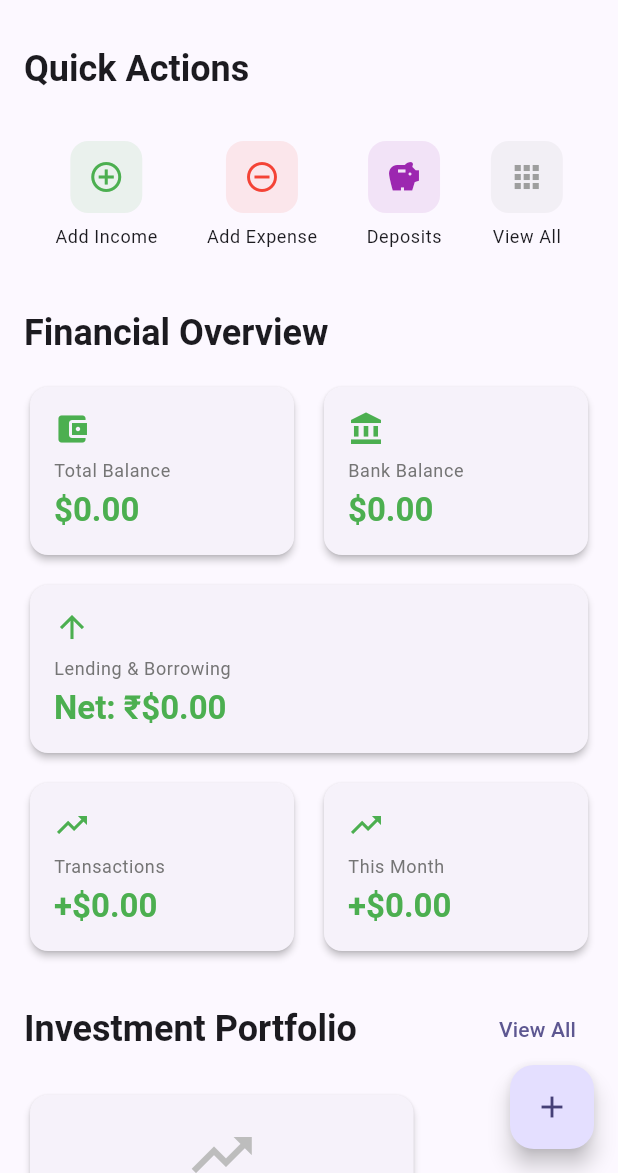
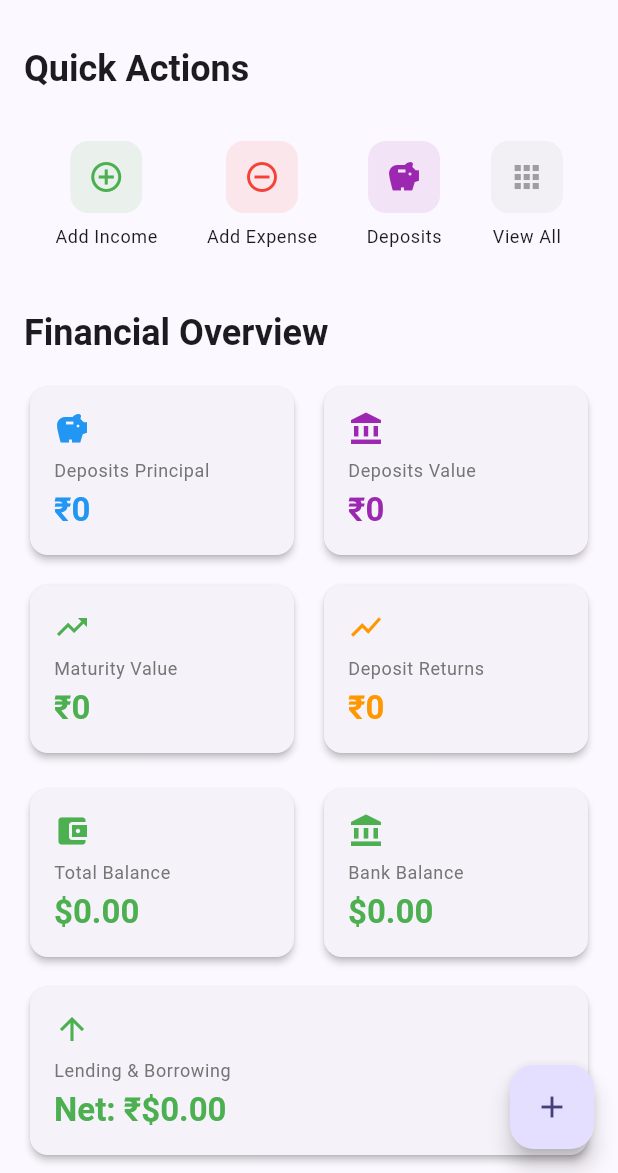
Before and after one commit to HarshaVoleti/my-money, a Flutter app: the screen it shows once a user with an empty profile is signed in, on a phone screen of 412 x 824 dp, the part 63-1236 px from its top. Run offline on Flutter 3.47's test engine with Material 3 defaults, Android fonts, the phone set to English and light mode, and no system bars; our stand-ins replace adaptive_theme, cloud_firestore, firebase_auth, firebase_core, firebase_storage, fl_chart and 5 more; accounts and stored records are empty.

Commit message:
feat: Enhance deposit model with current value calculation and update related screens

```diff
--- a/lib/core/services/deposit_service.dart
+++ b/lib/core/services/deposit_service.dart
@@ -33,7 +33,6 @@ class DepositService {
         description: description,
         type: type,
         principalAmount: principalAmount,
-        currentValue: principalAmount,
         interestRate: interestRate,
         startDate: startDate,
         maturityDate: maturityDate,
--- a/lib/features/deposits/providers/deposit_providers.dart
+++ b/lib/features/deposits/providers/deposit_providers.dart
@@ -102,19 +102,16 @@ class DepositNotifier extends AsyncNotifier<List<DepositModel>> {
   Future<void> updateCurrentValue(String depositId, double currentValue) async {
     try {
       await _depositService.updateCurrentValue(depositId, currentValue);
-
       // Update the current state
       final currentDeposits = state.value ?? [];
       final updatedDeposits = currentDeposits.map((deposit) {
         if (deposit.id == depositId) {
           return deposit.copyWith(
-            currentValue: currentValue,
             updatedAt: DateTime.now(),
           );
         }
         return deposit;
       }).toList();
-
       state = AsyncValue.data(updatedDeposits);
     } catch (e, stackTrace) {
       state = AsyncValue.error(e, stackTrace);
--- a/lib/features/deposits/screens/deposits_screen.dart
+++ b/lib/features/deposits/screens/deposits_screen.dart
@@ -294,7 +294,7 @@ class _DepositCard extends ConsumerWidget {
           mainAxisAlignment: MainAxisAlignment.center,
           children: [
             Text(
-              '₹${deposit.principalAmount.toStringAsFixed(0)}',
+              '₹${deposit.currentValue.toStringAsFixed(0)}',
               style: Theme.of(context).textTheme.titleMedium?.copyWith(
                     fontWeight: FontWeight.bold,
                   ),
--- a/lib/features/home/screens/main_screen.dart
+++ b/lib/features/home/screens/main_screen.dart
@@ -7,6 +7,7 @@ import 'package:my_money/core/models/transaction_model.dart';
 import 'package:my_money/core/utils/currency_formatter.dart';
 import 'package:my_money/features/bank_accounts/screens/bank_accounts_screen.dart';
 import 'package:my_money/features/deposits/screens/deposits_screen.dart';
+import 'package:my_money/features/deposits/providers/deposit_providers.dart';
 import 'package:my_money/features/home/providers/home_providers.dart';
 import 'package:my_money/features/investments/screens/investments_screen.dart';
 import 'package:my_money/features/settings/screens/settings_screen.dart';
@@ -16,9 +17,8 @@ import 'package:my_money/features/transactions/screens/transactions_screen.dart'
 import 'package:my_money/shared/widgets/dashboard_widgets.dart';
 import 'package:my_money/features/home/screens/all_quick_actions_screen.dart';
 import 'package:my_money/features/analytics/screens/analytics_screen.dart';
-import 'package:my_money/features/analytics/screens/analytics_screen.dart';
 
-import '../../borrow_lend/screens/add_borrow_lend_screen.dart';
+
 import '../../credit_cards/screens/credit_cards_screen.dart';
 
 class MainScreen extends ConsumerWidget {
@@ -231,6 +231,7 @@ class _FinancialOverviewSection extends ConsumerWidget {
   Widget build(BuildContext context, WidgetRef ref) {
     final dashboardSummaryAsync = ref.watch(dashboardSummaryProvider);
     final borrowLendProvider = ref.watch(borrowLendProviderProvider);
+    final AsyncValue<Map<String, dynamic>> depositStatsAsync = ref.watch(depositStatsProvider);
 
     return Column(
       crossAxisAlignment: CrossAxisAlignment.start,
@@ -242,10 +243,58 @@ class _FinancialOverviewSection extends ConsumerWidget {
           ),
         ),
         const SizedBox(height: 16),
+        // Deposit Summary Cards
+        depositStatsAsync.when(
+          data: (Map<String, dynamic> stats) => Column(
+            children: [
+              Row(
+                children: [
+                  Expanded(
+                    child: _OverviewCard(
+                      title: 'Deposits Principal',
+                      amount: '₹${(stats['totalPrincipal'] as double).toStringAsFixed(0)}',
+                      icon: Icons.savings,
+                      color: Colors.blue,
+                    ),
+                  ),
+                  const SizedBox(width: 12),
+                  Expanded(
+                    child: _OverviewCard(
+                      title: 'Deposits Value',
+                      amount: '₹${(stats['totalCurrentValue'] as double).toStringAsFixed(0)}',
+                      icon: Icons.account_balance,
+                      color: Colors.purple,
+                    ),
+                  ),
+                ],
+              ),
+              const SizedBox(height: 12),
+              Row(
+                children: [
+                  Expanded(
+                    child: _OverviewCard(
+                      title: 'Maturity Value',
+                      amount: '₹${(stats['totalExpectedMaturity'] as double).toStringAsFixed(0)}',
+                      icon: Icons.trending_up,
+                      color: Colors.green,
+                    ),
+                  ),
+                  const SizedBox(width: 12),
+                  Expanded(
+                    child: _OverviewCard(
+                      title: 'Deposit Returns',
+                      amount: '₹${(stats['totalInterest'] as double).toStringAsFixed(0)}',
+                      icon: Icons.show_chart,
+                      color: Colors.orange,
+                    ),
+                  ),
+                ],
+              ),
+              const SizedBox(height: 16),
+              // Existing Financial Overview Cards
               dashboardSummaryAsync.when(
                 data: (summary) => Column(
                   children: [
-              // Total Balance and Bank Account Balance
                     Row(
                       children: [
                         Expanded(
@@ -285,7 +334,6 @@ class _FinancialOverviewSection extends ConsumerWidget {
                       ),
                     ),
                     const SizedBox(height: 12),
-              // Transaction Balance and Monthly Income
                     Row(
                       children: [
                         Expanded(
@@ -309,68 +357,13 @@ class _FinancialOverviewSection extends ConsumerWidget {
                     ),
                   ],
                 ),
-          loading: () => const Column(
-            children: [
-              Row(
-                children: [
-                  Expanded(child: DashboardLoadingCard(title: 'Total Balance')),
-                  SizedBox(width: 12),
-                  Expanded(child: DashboardLoadingCard(title: 'Bank Balance')),
-                ],
-              ),
-              SizedBox(height: 12),
-              Row(
-                children: [
-                  Expanded(child: DashboardLoadingCard(title: 'Transactions')),
-                  SizedBox(width: 12),
-                  Expanded(child: DashboardLoadingCard(title: 'This Month')),
-                ],
+                loading: () => const SizedBox(height: 80, child: Center(child: CircularProgressIndicator())),
+                error: (error, stack) => const SizedBox.shrink(),
               ),
             ],
           ),
-          error: (error, stack) => Column(
-            children: [
-              Row(
-                children: [
-                  Expanded(
-                    child: DashboardErrorCard(
-                      title: 'Total Balance',
-                      error: error.toString(),
-                      onRetry: () => ref.invalidate(dashboardSummaryProvider),
-                    ),
-                  ),
-                  const SizedBox(width: 12),
-                  Expanded(
-                    child: DashboardErrorCard(
-                      title: 'Bank Balance',
-                      error: error.toString(),
-                      onRetry: () => ref.invalidate(dashboardSummaryProvider),
-                    ),
-                  ),
-                ],
-              ),
-              const SizedBox(height: 12),
-              Row(
-                children: [
-                  Expanded(
-                    child: DashboardErrorCard(
-                      title: 'Transactions',
-                      error: error.toString(),
-                      onRetry: () => ref.invalidate(dashboardSummaryProvider),
-                    ),
-                  ),
-                  const SizedBox(width: 12),
-                  Expanded(
-                    child: DashboardErrorCard(
-                      title: 'This Month',
-                      error: error.toString(),
-                      onRetry: () => ref.invalidate(dashboardSummaryProvider),
-                    ),
-                  ),
-                ],
-              ),
-            ],
-          ),
+          loading: () => const SizedBox(height: 120, child: Center(child: CircularProgressIndicator())),
+          error: (_, __) => const SizedBox.shrink(),
         ),
       ],
     );
```
Also changed, not shown: lib/core/models/deposit_model.dart (+49 -11 lines), lib/features/deposits/screens/add_deposit_screen.dart (+89 -2 lines). Lines whose indentation alone changed are shown as unchanged.
